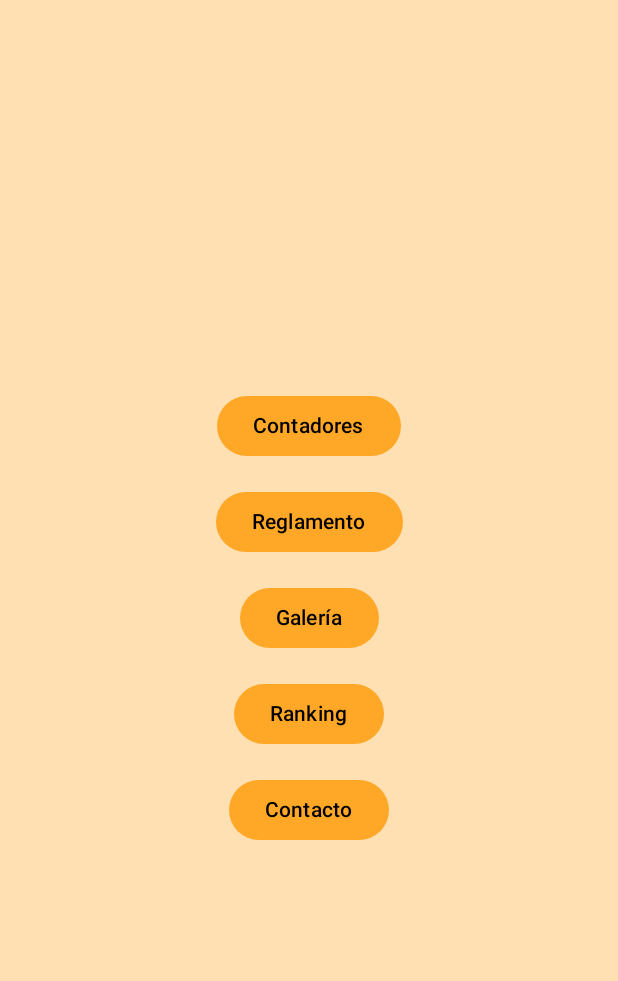
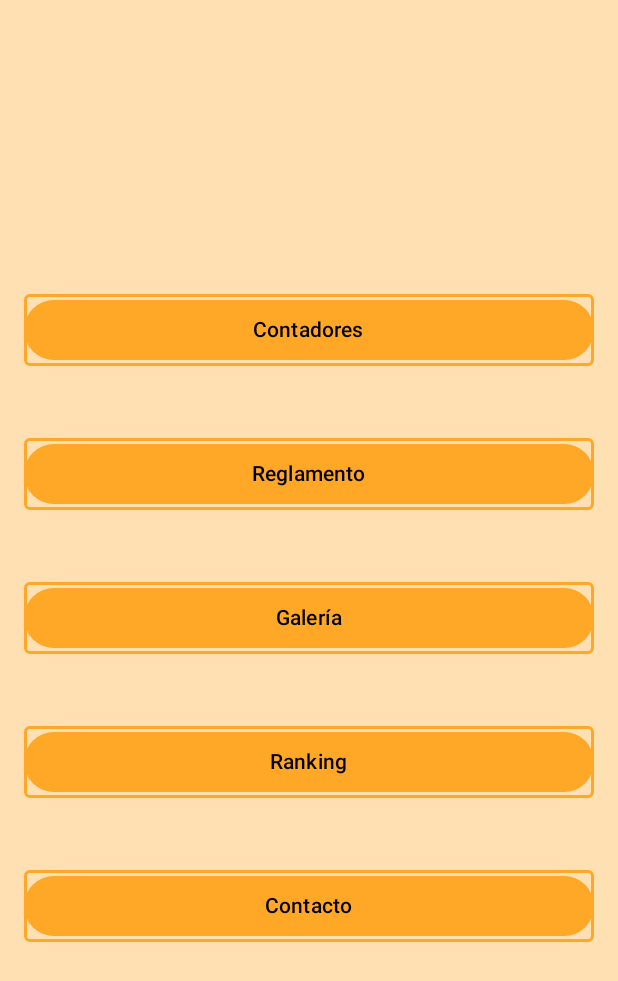
Before and after one commit to chimydevs/Valka, an Android app built with Jetpack Compose: the screen it shows after launch (MainActivity), on a phone screen of 412 x 824 dp. Shown: the top 981 px of the screen. Run offline under Robolectric (Android 15) with nearby library versions, the phone set to English and light mode, and no system bars; our stand-ins replace Dagger/Hilt's generated code.

Commit message:
Main Screen buttons

```diff
--- a/app/src/main/java/com/chimy/valkaapp/ui/main/MainScreen.kt
+++ b/app/src/main/java/com/chimy/valkaapp/ui/main/MainScreen.kt
@@ -1,12 +1,18 @@
 package com.chimy.valkaapp.ui.main
 
+import androidx.compose.foundation.border
 import androidx.compose.foundation.layout.Arrangement
+import androidx.compose.foundation.layout.Box
 import androidx.compose.foundation.layout.Column
 import androidx.compose.foundation.layout.Spacer
 import androidx.compose.foundation.layout.fillMaxSize
+import androidx.compose.foundation.layout.fillMaxWidth
 import androidx.compose.foundation.layout.height
 import androidx.compose.foundation.layout.padding
+import androidx.compose.foundation.layout.wrapContentHeight
 import androidx.compose.material3.Button
+import androidx.compose.material3.ButtonDefaults
+import androidx.compose.material3.MaterialTheme
 import androidx.compose.material3.Text
 import androidx.compose.runtime.Composable
 import androidx.compose.ui.Alignment
@@ -15,40 +21,116 @@ import androidx.compose.ui.tooling.preview.Preview
 import androidx.compose.ui.unit.dp
 import androidx.navigation.NavHostController
 import androidx.navigation.compose.rememberNavController
+import com.chimy.valkaapp.ui.theme.ValkaAppTheme
 
 
 @Composable
 fun MainScreen(navController: NavHostController = rememberNavController()) {
-    Column(
+    Box(
         modifier = Modifier
             .fillMaxSize()
             .padding(16.dp),
+        contentAlignment = Alignment.Center
+    ) {
+        Column(
+            modifier = Modifier
+                .fillMaxWidth()
+                .wrapContentHeight(),
             horizontalAlignment = Alignment.CenterHorizontally,
-        verticalArrangement = Arrangement.Center
+            verticalArrangement = Arrangement.spacedBy(16.dp)
         ) {
-        Button(onClick = { navController.navigate("contadores") }) {
-            Text(text = "Contadores")
+            val buttonBorderModifier = Modifier.border(
+                width = 2.dp,
+                color = MaterialTheme.colorScheme.primary,
+                shape = MaterialTheme.shapes.medium,
+
+                )
+            Button(
+                onClick = { navController.navigate("contadores") },
+                modifier = Modifier
+                    .fillMaxWidth()
+                    .then(buttonBorderModifier),
+                colors = ButtonDefaults.buttonColors(
+                    containerColor = MaterialTheme.colorScheme.primary // Fondo usando color del tema
+                )
+            ) {
+                Text(
+                    text = "Contadores",
+                    color = MaterialTheme.colorScheme.onPrimary
+                ) // Texto usando color del tema
             }
             Spacer(modifier = Modifier.height(16.dp))
-        Button(onClick = { navController.navigate("reglamento") }) {
-            Text(text = "Reglamento")
+
+            Button(
+                onClick = { navController.navigate("reglamento") },
+                modifier = Modifier
+                    .fillMaxWidth()
+                    .then(buttonBorderModifier),
+                colors = ButtonDefaults.buttonColors(
+                    containerColor = MaterialTheme.colorScheme.primary // Fondo usando color del tema
+                )
+            ) {
+                Text(
+                    text = "Reglamento",
+                    color = MaterialTheme.colorScheme.onPrimary
+                ) // Texto usando color del tema
             }
             Spacer(modifier = Modifier.height(16.dp))
-        Button(onClick = { navController.navigate("galeria") }) {
-            Text(text = "Galería")
+
+            Button(
+                onClick = { navController.navigate("galeria") },
+                modifier = Modifier
+                    .fillMaxWidth()
+                    .then(buttonBorderModifier),
+                colors = ButtonDefaults.buttonColors(
+                    containerColor = MaterialTheme.colorScheme.primary // Fondo usando color del tema
+                )
+            ) {
+                Text(
+                    text = "Galería",
+                    color = MaterialTheme.colorScheme.onPrimary
+                ) // Texto usando color del tema
             }
             Spacer(modifier = Modifier.height(16.dp))
-        Button(onClick = { navController.navigate("ranking") }) {
-            Text(text = "Ranking")
+
+            Button(
+                onClick = { navController.navigate("ranking") },
+                modifier = Modifier
+                    .fillMaxWidth()
+                    .then(buttonBorderModifier),
+                colors = ButtonDefaults.buttonColors(
+                    containerColor = MaterialTheme.colorScheme.primary // Fondo usando color del tema
+                )
+            ) {
+                Text(
+                    text = "Ranking",
+                    color = MaterialTheme.colorScheme.onPrimary
+                ) // Texto usando color del tema
             }
             Spacer(modifier = Modifier.height(16.dp))
-        Button(onClick = { navController.navigate("contacto") }) {
-            Text(text = "Contacto")
+
+            Button(
+                onClick = { navController.navigate("contacto") },
+                modifier = Modifier
+                    .fillMaxWidth()
+                    .then(buttonBorderModifier),
+                colors = ButtonDefaults.buttonColors(
+                    containerColor = MaterialTheme.colorScheme.primary // Fondo usando color del tema
+                )
+            ) {
+                Text(
+                    text = "Contacto",
+                    color = MaterialTheme.colorScheme.onPrimary
+                ) // Texto usando color del tema
             }
         }
     }
-@Preview
+}
+
+@Preview(backgroundColor = 0xFFF8F5F5, showBackground = true)
 @Composable
-fun MainScreenPreview(){
+fun MainScreenPreview() {
+    ValkaAppTheme {
         MainScreen()
     }
+}
--- a/app/src/main/java/com/chimy/valkaapp/ui/theme/Color.kt
+++ b/app/src/main/java/com/chimy/valkaapp/ui/theme/Color.kt
@@ -1,19 +1,6 @@
 package com.chimy.valkaapp.ui.theme
 
 import androidx.compose.ui.graphics.Color
-
-val Purple80 = Color(0xFFD0BCFF)
-val PurpleGrey80 = Color(0xFFCCC2DC)
-val Pink80 = Color(0xFFEFB8C8)
-
-val Purple40 = Color(0xFF6650a4)
-val PurpleGrey40 = Color(0xFF625b71)
-val Pink40 = Color(0xFF7D5260)
-
-val Purple200 = Color(0xFFBB86FC)
-val Purple500 = Color(0xFF6200EE)
-val Purple700 = Color(0xFF3700B3)
-val Teal200 = Color(0xFF03DAC5)
 
 val Orange80 = Color(0xFFFFA726) // Light Orange
 val Orange60 = Color(0xFFFF9800) // Medium Orange
```
Lines whose indentation alone changed are shown as unchanged.
